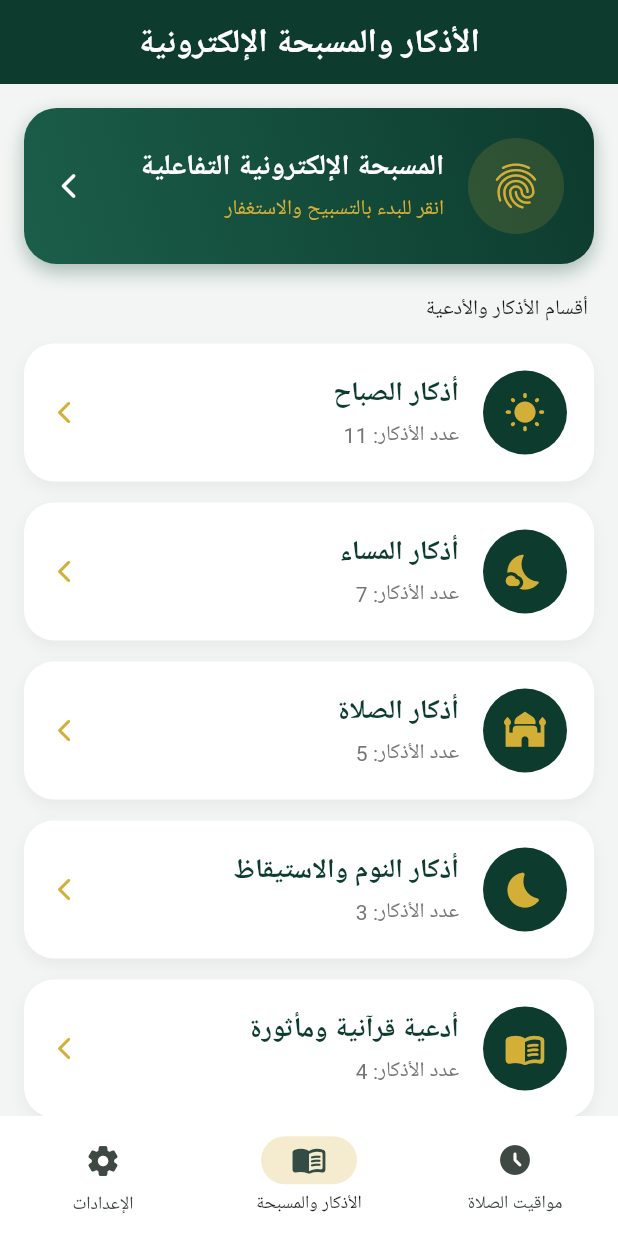
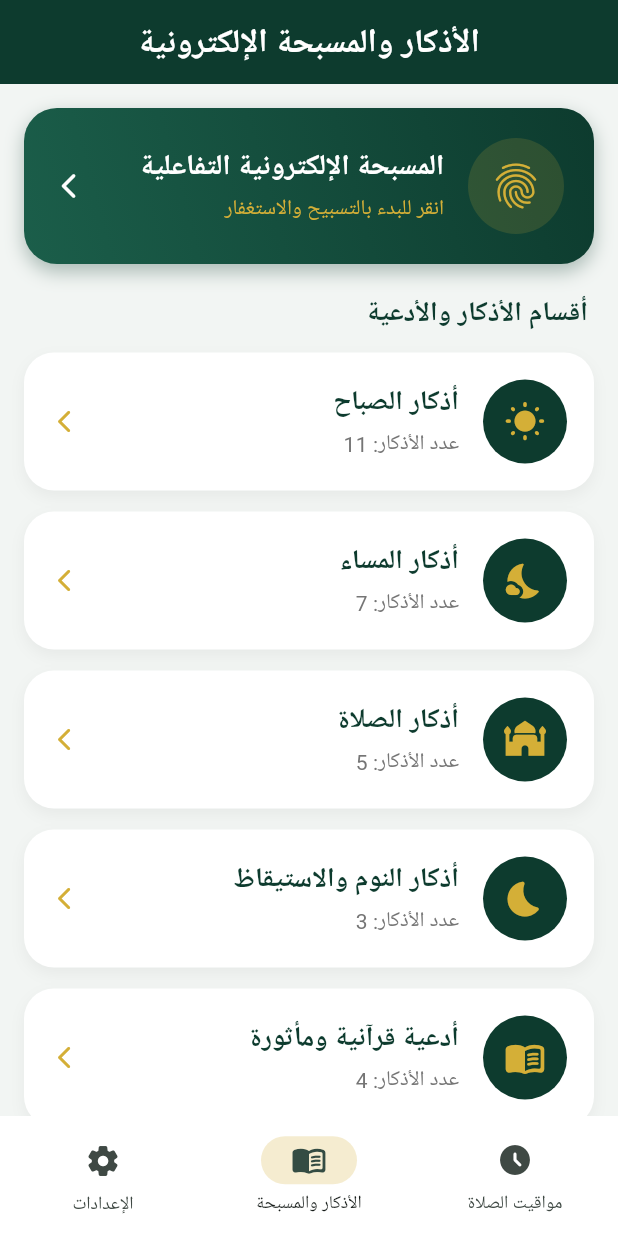
Before and after one commit to fwzanmahr046-lab/Islamia2, a Flutter app: the screen it shows after launch, item 2 of the bottom bar chosen, on a phone screen of 412 x 824 dp. Run offline on Flutter 3.47's test engine with Material 3 defaults, Android fonts, the phone set to English and light mode, and no system bars; network calls fail.

Commit message:
Update main.dart

```diff
--- a/lib/main.dart
+++ b/lib/main.dart
@@ -6,7 +6,7 @@ import 'dart:async';
 import 'package:intl/intl.dart' hide TextDirection;
 
 // ==========================================
-// 1. DATA MODELS (نماذج البيانات)
+// 1. DATA MODELS
 // ==========================================
 
 class PrayerTimesData {
@@ -54,7 +54,6 @@ class PrayerTimesData {
     );
   }
 
-  // تحويل الوقت من نظام 24 إلى نظام 12 ساعة مع (ص/م)
   static String _formatTo12Hour(String rawTime) {
     if (rawTime.isEmpty) return '';
     final cleanTime = rawTime.split(' ').first;
@@ -101,7 +100,7 @@ class ThikrCategory {
 }
 
 // ==========================================
-// 2. API & CLOUD SERVICE LAYER
+// 2. API SERVICE
 // ==========================================
 
 class IslamicApiService {
@@ -124,7 +123,7 @@ class IslamicApiService {
 }
 
 // ==========================================
-// 3. STATE MANAGEMENT REPOSITORY
+// 3. REPOSITORY STATE MANAGEMENT
 // ==========================================
 
 class AppRepository extends ChangeNotifier {
@@ -138,7 +137,6 @@ class AppRepository extends ChangeNotifier {
   String currentCountry = 'Iraq';
   int calculationMethod = 4;
 
-  // بيانات المسبحة
   int tasbeehCounter = 0;
   int selectedTasbeehIndex = 0;
   final List<String> tasbeehPhrases = [
@@ -207,7 +205,7 @@ class AppRepository extends ChangeNotifier {
       icon: Icons.menu_book_rounded,
       athkar: [
         ThikrData(text: 'رَبَّنَا آتِنَا فِي الدُّنْيَا حَسَنَةً وَفِي الآخِرَةِ حَسَنَةً وَقِنَا عَذَابَ النَّارِ.', targetCount: 1),
-        ThikrData(text: 'رَبَّنَا لا تُزِغْ قُلُوبَنَا بَعْدَ إِذْ هَدَيْتَنَا وَهَبْ لَنَا مِنْ لَدُنْكَ رَحْمَةً إِنَّكَ أَنْتَ الْوَهَّابُ.', targetCount: 1),
+        ThikrData(text: 'رَبَّنَا لا تُزِغْ قُلُوبَنَا بَعْدَ إِذْ هَدَيْتَنَا وَهَبْ لَنَا مِنْ لَدُنْكَ رَحْمَةً إِنَّك أَنْتَ الْوَهَّابُ.', targetCount: 1),
         ThikrData(text: 'رَبِّ اشْرَحْ لِي صَدْرِي وَيَسِّرْ لِي أَمْرِي.', targetCount: 1),
         ThikrData(text: 'اللهم إنك عفو كريم تحب العفو فاعفُ عني.', targetCount: 1),
       ],
@@ -275,7 +273,7 @@ class AppRepository extends ChangeNotifier {
 final AppRepository appRepository = AppRepository();
 
 // ==========================================
-// 4. MAIN APP ENTRY POINT
+// 4. MAIN ENTRY POINT
 // ==========================================
 
 void main() {
@@ -308,7 +306,7 @@ class IslamicPrayerAthkarApp extends StatelessWidget {
           seedColor: primaryDark,
           primary: primaryDark,
           secondary: secondaryGold,
-          surface: Colors.white, // تم حذف background وإصلاح التحذير نهائياً
+          surface: Colors.white,
         ),
         scaffoldBackgroundColor: bgLight,
         appBarTheme: const AppBarTheme(
@@ -335,7 +333,7 @@ class IslamicPrayerAthkarApp extends StatelessWidget {
 }
 
 // ==========================================
-// 5. MAIN NAVIGATION & SCREENS
+// 5. NAVIGATION & SCREENS
 // ==========================================
 
 class MainNavigationScreen extends StatefulWidget {
@@ -389,10 +387,6 @@ class _MainNavigationScreenState extends State<MainNavigationScreen> {
     );
   }
 }
-
-// ------------------------------------------
-// SCREEN 1: مواقيت الصلاة (Prayer Times Screen)
-// ------------------------------------------
 
 class PrayerTimesScreen extends StatefulWidget {
   const PrayerTimesScreen({Key? key}) : super(key: key);
@@ -464,8 +458,6 @@ class _PrayerTimesScreenState extends State<PrayerTimesScreen> {
                           textAlign: TextAlign.center,
                         ),
                       ),
-
-                    // بطاقة الموقع
                     Container(
                       padding: const EdgeInsets.all(24),
                       decoration: BoxDecoration(
@@ -513,7 +505,6 @@ class _PrayerTimesScreenState extends State<PrayerTimesScreen> {
                       ),
                     ),
                     const SizedBox(height: 20),
-
                     _buildPrayerRow('الفجر', data.fajr, Icons.nights_stay_outlined),
                     _buildPrayerRow('الشروق', data.sunrise, Icons.wb_sunny_outlined),
                     _buildPrayerRow('الظهر', data.dhuhr, Icons.wb_sunny_rounded),
@@ -575,10 +566,6 @@ class _PrayerTimesScreenState extends State<PrayerTimesScreen> {
   }
 }
 
-// ------------------------------------------
-// SCREEN 2: الأذكار والأدعية والمسبحة (Athkar & Masbaha Screen)
-// ------------------------------------------
-
 class AthkarScreen extends StatelessWidget {
   const AthkarScreen({Key? key}) : super(key: key);
 
@@ -595,7 +582,6 @@ class AthkarScreen extends StatelessWidget {
             return ListView(
               padding: const EdgeInsets.all(16),
               children: [
-                // زر قسم المسبحة الإلكترونية (داخل قسم الأذكار)
                 GestureDetector(
                   onTap: () {
                     Navigator.push(
@@ -671,17 +657,19 @@ class AthkarScreen extends StatelessWidget {
                   ),
                 ),
 
+                // تصحيح السطر 678 بطلب أسلوب النص داخل Text وليس داخل Padding
                 const Padding(
                   padding: EdgeInsets.only(bottom: 12, right: 4),
-                  style: TextStyle(
-                    fontSize: 18,
-                    fontWeight: FontWeight.bold,
-                    color: Color(0xFF0D3B2E),
+                  child: Text(
+                    'أقسام الأذكار والأدعية',
+                    style: TextStyle(
+                      fontSize: 18,
+                      fontWeight: FontWeight.bold,
+                      color: Color(0xFF0D3B2E),
+                    ),
                   ),
-                  child: Text('أقسام الأذكار والأدعية'),
                 ),
 
-                // قائمة الأقسام للأذكار
                 ...List.generate(appRepository.athkarCategories.length, (index) {
                   final category = appRepository.athkarCategories[index];
                   return GestureDetector(
@@ -765,7 +753,6 @@ class AthkarScreen extends StatelessWidget {
   }
 }
 
-// شاشة تفاصيل المسبحة تفاعلية (تم تضمينها داخل قسم الأذكار)
 class MasbahaDetailScreen extends StatelessWidget {
   const MasbahaDetailScreen({Key? key}) : super(key: key);
 
@@ -1020,10 +1007,6 @@ class ThikrDetailScreen extends StatelessWidget {
   }
 }
 
-// ------------------------------------------
-// SCREEN 3: الإعدادات (Settings Screen)
-// ------------------------------------------
-
 class SettingsScreen extends StatelessWidget {
   const SettingsScreen({Key? key}) : super(key: key);
 
```
